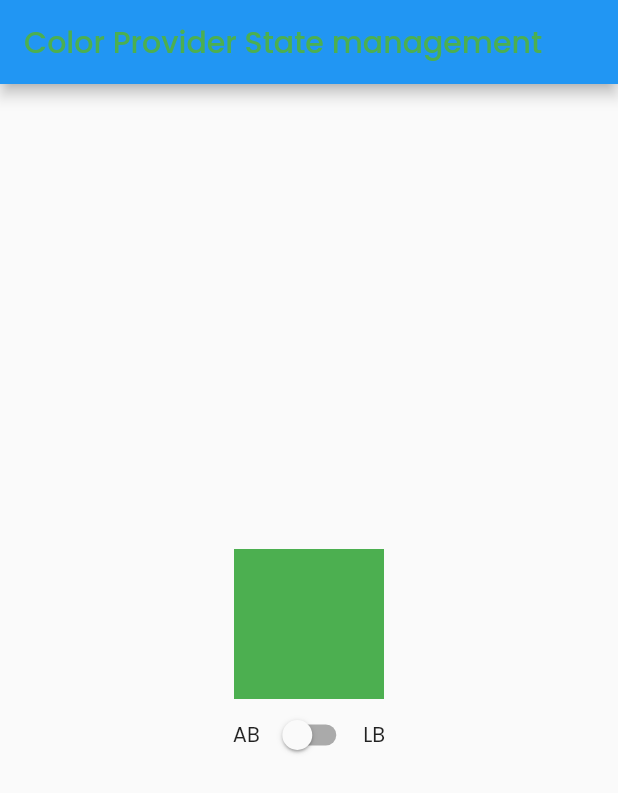
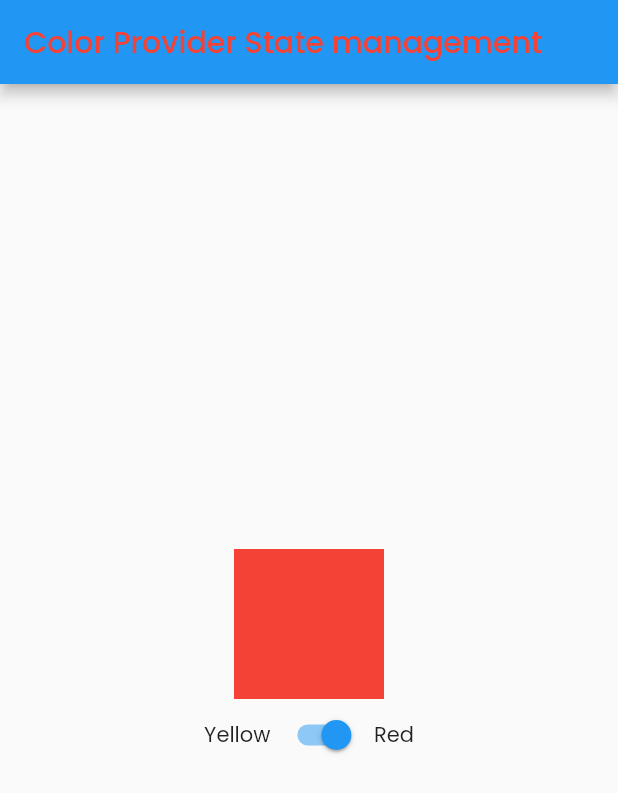
Before and after one commit to Jody-septiawan/flutter-research, a Flutter app: the screen it shows after launch, on a phone screen of 412 x 824 dp. Shown: the top 793 px of the screen. Run offline on Flutter 3.47's test engine with Material 2 defaults, Android fonts, the phone set to English and light mode, and no system bars.

Commit message:
State Management Single Provider

```diff
--- a/lib/main.dart
+++ b/lib/main.dart
@@ -36,7 +36,7 @@ class MyApp extends StatelessWidget {
                       children: [
                         Container(
                           margin: EdgeInsets.all(5),
-                          child: Text("AB"),
+                          child: Text("Yellow"),
                         ),
                         Consumer<ColorProvider>(
                           builder: (context, value, child) => Switch(
@@ -48,7 +48,7 @@ class MyApp extends StatelessWidget {
                         ),
                         Container(
                           margin: EdgeInsets.all(5),
-                          child: Text("LB"),
+                          child: Text("Red"),
                         ),
                       ],
                     )
--- a/lib/provider/color_provider.dart
+++ b/lib/provider/color_provider.dart
@@ -2,7 +2,7 @@ import 'package:flutter/cupertino.dart';
 import 'package:flutter/material.dart';
 
 class ColorProvider with ChangeNotifier {
-  bool _isLigthBlue = false;
+  bool _isLigthBlue = true;
 
   bool get isLightBlue => _isLigthBlue;
 
@@ -11,5 +11,5 @@ class ColorProvider with ChangeNotifier {
     notifyListeners();
   }
 
-  Color get color => (_isLigthBlue) ? Colors.yellow : Colors.green;
+  Color get color => (_isLigthBlue) ? Colors.red : Colors.yellow;
 }
```
